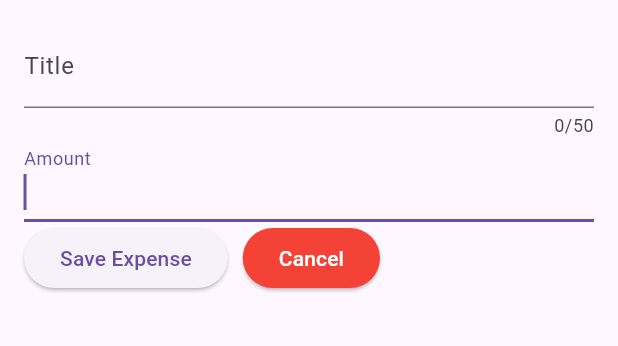
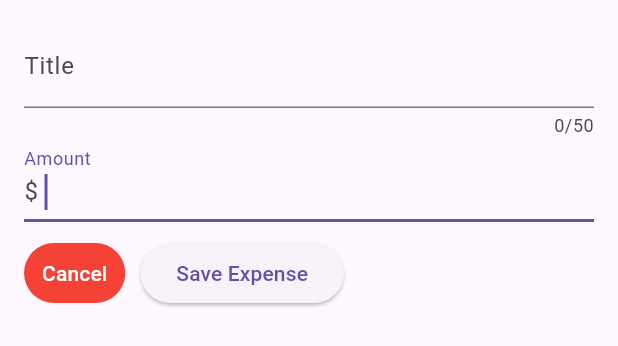
Before and after one commit to matthewserafica01/expense_tracker, a Flutter app: the NewExpense widget shown alone on an empty page, opened directly, on a phone screen of 412 x 824 dp. Shown: the top 346 px of the screen. Run offline on Flutter 3.47's test engine with Material 3 defaults, Android fonts, the phone set to English and light mode, and no system bars.

Commit message:
Update new_expense close the modal

```diff
--- a/expense_tracker/lib/widgets/new_expense.dart
+++ b/expense_tracker/lib/widgets/new_expense.dart
@@ -40,27 +40,36 @@ class _NewExpenseState extends State<NewExpense> {
             autofocus: true,
             /* inputFormatters: [FilteringTextInputFormatter.digitsOnly], */
             decoration: const InputDecoration(
+              prefixText: '\$ ',
               label: Text('Amount'),
             ),
           ),
+          const SizedBox(
+            height: 10,
+          ),
           Row(
             children: [
+              TextButton(
+                onPressed: () {
+                  Navigator.pop(context);
+                },
+                style: ElevatedButton.styleFrom(
+                  backgroundColor: Colors.red,
+                ),
+                child: const Text(
+                  'Cancel',
+                  style: TextStyle(color: Colors.white),
+                ),
+              ),
+              const SizedBox(
+                width: 10,
+              ),
               ElevatedButton(
                 onPressed: () {
                   print(_titleController.text);
                   print(double.parse(_amountController.text));
                 },
                 child: const Text('Save Expense'),
-              ),
-              const SizedBox(
-                width: 10,
-              ),
-              ElevatedButton(
-                onPressed: () {},
-                style: ElevatedButton.styleFrom(
-                  backgroundColor: Colors.red,
-                ),
-                child: const Text('Cancel', style: TextStyle(color: Colors.white),),
               ),
             ],
           )
```
